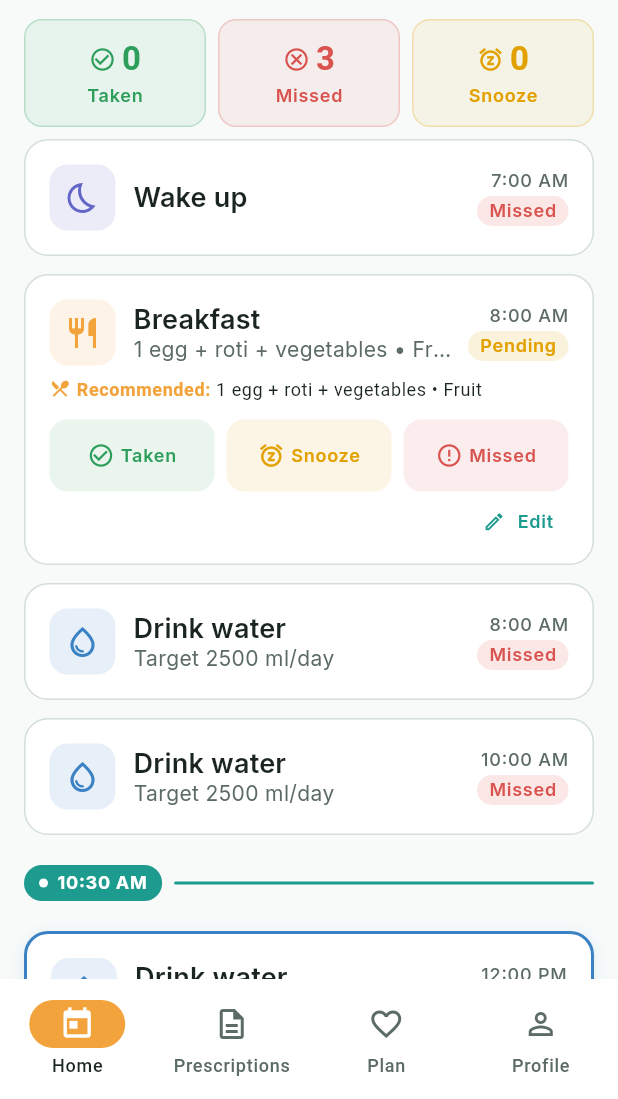
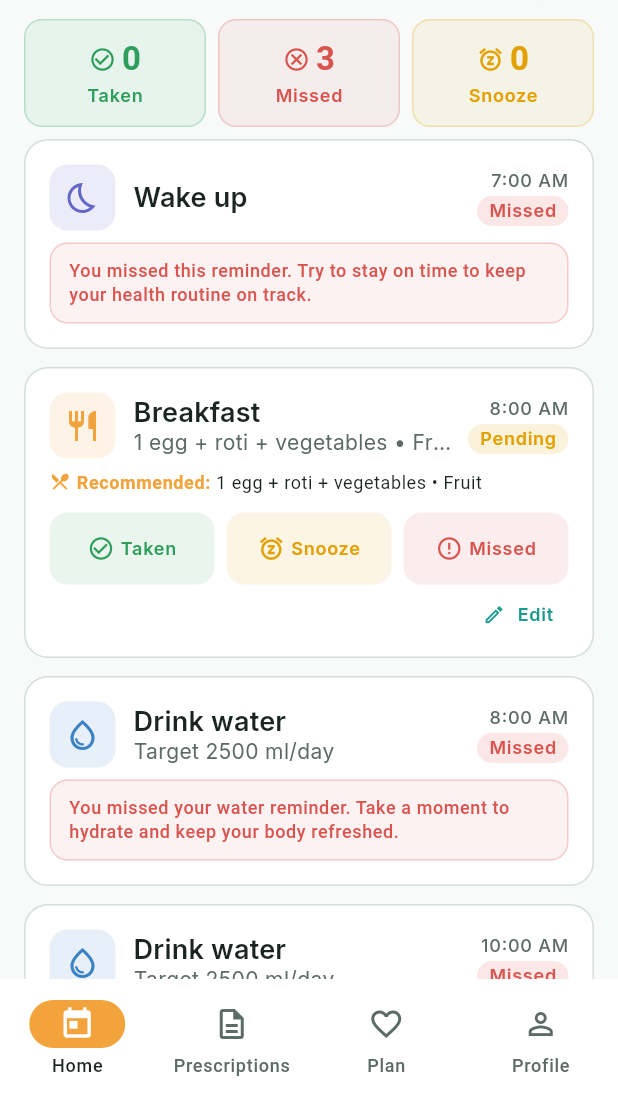
Before and after one commit to hridoy-008/MediSync-App, a Flutter app: the HomeShell screen opened by its route, on a phone screen of 412 x 824 dp, the part 137-1236 px from its top. Run offline on Flutter 3.47's test engine with Material 3 defaults, Android fonts, the phone set to English and light mode, and no system bars; our stand-ins replace cloud_firestore, cloud_functions, equatable, firebase_auth, firebase_core, flutter_local_notifications and 11 more; missing offline and left inert: android_alarm_manager_plus, google_mlkit_text_recognition; accounts and stored records are empty; generated files the repository leaves out were written again; network calls fail; statements that could not run were skipped.

Commit message:
Show motivational message when reminder is marked as taken and streamline Taken action

```diff
--- a/lib/core/design_system/components/reminder_card.dart
+++ b/lib/core/design_system/components/reminder_card.dart
@@ -4,6 +4,7 @@ import 'package:flutter/material.dart';
 
 import '../../../domain/enums.dart';
 import '../../localization/l10n.dart';
+import '../../utils/motivational_messages.dart';
 import '../app_theme.dart';
 import '../reminder_visuals.dart';
 import '../tokens.dart';
@@ -294,6 +295,42 @@ class ReminderCard extends StatelessWidget {
             ),
           ],
           if (mealDetails != null) mealDetails!,
+          () {
+            final motivationalMsg = getMotivationalMessage(
+              activityTitle: title,
+              status: status,
+              isBangla: isBangla,
+            );
+            if (motivationalMsg.isEmpty) return const SizedBox.shrink();
+            return Padding(
+              padding: const EdgeInsets.only(top: AppSpacing.xs),
+              child: Container(
+                width: double.infinity,
+                padding: const EdgeInsets.symmetric(
+                  horizontal: AppSpacing.sm,
+                  vertical: AppSpacing.xs + 2,
+                ),
+                decoration: BoxDecoration(
+                  color: statusColor != null
+                      ? statusColor!.withOpacity(0.08)
+                      : accent.withOpacity(0.08),
+                  borderRadius: BorderRadius.circular(AppRadius.md),
+                  border: Border.all(
+                    color: statusColor != null
+                        ? statusColor!.withOpacity(0.25)
+                        : accent.withOpacity(0.25),
+                  ),
+                ),
+                child: Text(
+                  motivationalMsg,
+                  style: Theme.of(context).textTheme.bodySmall?.copyWith(
+                        color: statusColor ?? colors.onSurface,
+                        fontWeight: FontWeight.w500,
+                      ),
+                ),
+              ),
+            );
+          }(),
           if (!isConfirmed &&
               (onTaken != null ||
                   onMissed != null ||
--- /dev/null
+++ b/lib/core/utils/motivational_messages.dart
@@ -0,0 +1,73 @@
+import '../../../domain/enums.dart';
+
+/// Helper to generate activity and status specific friendly motivational messages.
+String getMotivationalMessage({
+  required String activityTitle,
+  required ReminderStatus status,
+  required bool isBangla,
+}) {
+  final titleLower = activityTitle.toLowerCase();
+
+  if (status == ReminderStatus.taken) {
+    if (isBangla) {
+      return '🎉 দারুণ কাজ! আপনি আপনার স্বাস্থ্যকর অভ্যাসে সঠিক পথে আছেন।';
+    }
+    return "🎉 Well done! You're staying on track with your healthy routine.";
+  }
+
+  if (status == ReminderStatus.snoozed) {
+    if (isBangla) {
+      return '⏰ রিমাইন্ডার স্নুজ করা হয়েছে। আমরা শীঘ্রই আপনাকে আবার মনে করিয়ে দেব।';
+    }
+    return "⏰ Reminder snoozed. We'll remind you again soon.";
+  }
+
+  if (status == ReminderStatus.missed) {
+    if (titleLower.contains('breakfast') || titleLower.contains('নাস্তা')) {
+      if (isBangla) {
+        return 'আপনি আপনার সকালের নাস্তার রিমাইন্ডার মিস করেছেন। সময়মতো স্বাস্থ্যকর খাবার দিয়ে দিন শুরু করার চেষ্টা করুন।';
+      }
+      return 'You missed your breakfast reminder. Try to start your day with a healthy meal on time.';
+    }
+    if (titleLower.contains('water') || titleLower.contains('পানি')) {
+      if (isBangla) {
+        return 'আপনি আপনার পানির রিমাইন্ডার মিস করেছেন। শরীর সতেজ রাখতে পানি পান করে নিন।';
+      }
+      return 'You missed your water reminder. Take a moment to hydrate and keep your body refreshed.';
+    }
+    if (titleLower.contains('lunch') || titleLower.contains('দুপুরের')) {
+      if (isBangla) {
+        return 'আপনি আপনার দুপুরের খাবারের রিমাইন্ডার মিস করেছেন। শক্তি বজায় রাখতে সময়মতো খাবার খাওয়ার চেষ্টা করুন।';
+      }
+      return 'You missed your lunch reminder. Try to have your meal on time to keep your energy up.';
+    }
+    if (titleLower.contains('dinner') || titleLower.contains('রাতের')) {
+      if (isBangla) {
+        return 'আপনি আপনার রাতের খাবারের রিমাইন্ডার মিস করেছেন। স্বাস্থ্যকর অভ্যাসের জন্য সময়মতো খাবার গ্রহণ করুন।';
+      }
+      return 'You missed your dinner reminder. Remember to maintain a regular meal schedule for a healthier routine.';
+    }
+    if (titleLower.contains('wind down') ||
+        titleLower.contains('wind-down') ||
+        titleLower.contains('রিল্যাক্স')) {
+      if (isBangla) {
+        return 'আপনি আপনার রিল্যাক্সের রিমাইন্ডার মিস করেছেন। ভালো ঘুমের জন্য নিজেকে প্রস্তুত করার জন্য কিছু সময় দিন।';
+      }
+      return 'You missed your wind-down reminder. Take some time to relax and prepare your mind for a good night\'s sleep.';
+    }
+    if (titleLower.contains('bedtime') ||
+        titleLower.contains('sleep') ||
+        titleLower.contains('ঘুম')) {
+      if (isBangla) {
+        return 'আপনি আপনার ঘুমের রিমাইন্ডার মিস করেছেন। আজ রাতে সময়মতো ঘুমানোর চেষ্টা করুন এবং শরীরকে প্রয়োজনীয় বিশ্রাম দিন।';
+      }
+      return 'You missed your bedtime reminder. Try to sleep on time tonight and give your body the rest it needs.';
+    }
+    if (isBangla) {
+      return 'আপনি এই রিমাইন্ডারটি মিস করেছেন। স্বাস্থ্য ঠিক রাখতে সময়মতো আপনার রুটিন মেনে চলার চেষ্টা করুন।';
+    }
+    return 'You missed this reminder. Try to stay on time to keep your health routine on track.';
+  }
+
+  return '';
+}
--- a/lib/features/dashboard/presentation/today_page.dart
+++ b/lib/features/dashboard/presentation/today_page.dart
@@ -8,6 +8,7 @@ import '../../../core/localization/l10n.dart';
 import '../../../core/localization/locale_controller.dart';
 import '../../../core/routing/app_routes.dart';
 import '../../../core/utils/bangla_numerals.dart';
+import '../../../core/utils/motivational_messages.dart';
 import '../../../core/utils/time_format.dart';
 import '../../../domain/enums.dart';
 import '../../reminders/presentation/meal_edit_sheet.dart';
@@ -219,18 +220,16 @@ class _TodayPageState extends State<TodayPage> {
                             isActionable: canAct,
                             isConfirmed: isConfirmed,
                             onTaken: canAct
-                                ? () => _showMathVerificationDialog(
-                                      context: context,
-                                      actionName: l.taken,
-                                      color: colors.success,
-                                      isBangla: bangla,
-                                      onVerified: () => controller.act(
-                                          item, ReminderAction.taken),
+                                ? () => controller.act(
+                                      item,
+                                      ReminderAction.taken,
                                     )
                                 : null,
                             onSnooze: canAct
                                 ? () => _showMathVerificationDialog(
                                       context: context,
+                                      activityTitle: item.reminder.title,
+                                      targetStatus: ReminderStatus.snoozed,
                                       actionName: l.snooze,
                                       color: colors.warning,
                                       isBangla: bangla,
@@ -245,6 +244,8 @@ class _TodayPageState extends State<TodayPage> {
                             onMissed: canAct
                                 ? () => _showMathVerificationDialog(
                                       context: context,
+                                      activityTitle: item.reminder.title,
+                                      targetStatus: ReminderStatus.missed,
                                       actionName: l.missed,
                                       color: colors.danger,
                                       isBangla: bangla,
@@ -724,6 +725,8 @@ class _SummaryCard extends StatelessWidget {
 
 Future<void> _showMathVerificationDialog({
   required BuildContext context,
+  required String activityTitle,
+  required ReminderStatus targetStatus,
   required String actionName,
   required Color color,
   required VoidCallback onVerified,
@@ -739,6 +742,35 @@ Future<void> _showMathVerificationDialog({
 
   final textController = TextEditingController();
   String? errorText;
+
+  void confirmAction(BuildContext dialogContext) {
+    final val = int.tryParse(
+        BanglaNumerals.toWestern(textController.text.trim()));
+    if (val == correctAnswer) {
+      Navigator.of(dialogContext).pop();
+      onVerified();
+      final msg = getMotivationalMessage(
+        activityTitle: activityTitle,
+        status: targetStatus,
+        isBangla: isBangla,
+      );
+      if (msg.isNotEmpty) {
+        Get.snackbar(
+          actionName,
+          msg,
+          snackPosition: SnackPosition.BOTTOM,
+          backgroundColor: color,
+          colorText: Colors.white,
+          duration: const Duration(seconds: 4),
+          margin: const EdgeInsets.all(AppSpacing.md),
+        );
+      }
+    } else {
+      errorText = isBangla
+          ? 'ভুল উত্তর, আবার চেষ্টা করুন!'
+          : 'Incorrect answer, try again!';
+    }
+  }
 
   await showDialog<void>(
     context: context,
@@ -798,18 +830,9 @@ Future<void> _showMathVerificationDialog({
                     border: const OutlineInputBorder(),
                   ),
                   onSubmitted: (_) {
-                    final val = int.tryParse(
-                        BanglaNumerals.toWestern(textController.text.trim()));
-                    if (val == correctAnswer) {
-                      Navigator.of(dialogContext).pop();
-                      onVerified();
-                    } else {
-                      setState(() {
-                        errorText = isBangla
-                            ? 'ভুল উত্তর, আবার চেষ্টা করুন!'
-                            : 'Incorrect answer, try again!';
-                      });
-                    }
+                    setState(() {
+                      confirmAction(dialogContext);
+                    });
                   },
                 ),
               ],
@@ -822,18 +845,9 @@ Future<void> _showMathVerificationDialog({
               ElevatedButton(
                 style: ElevatedButton.styleFrom(backgroundColor: color),
                 onPressed: () {
-                  final val = int.tryParse(
-                      BanglaNumerals.toWestern(textController.text.trim()));
-                  if (val == correctAnswer) {
-                    Navigator.of(dialogContext).pop();
-                    onVerified();
-                  } else {
-                    setState(() {
-                      errorText = isBangla
-                          ? 'ভুল উত্তর, আবার চেষ্টা করুন!'
-                          : 'Incorrect answer, try again!';
-                    });
-                  }
+                  setState(() {
+                    confirmAction(dialogContext);
+                  });
                 },
                 child: Text(
                   isBangla ? 'নিশ্চিত করুন' : 'Confirm',
```
Also changed, not shown: lib/features/dashboard/presentation/dashboard_controller.dart (+27 -0 lines).
